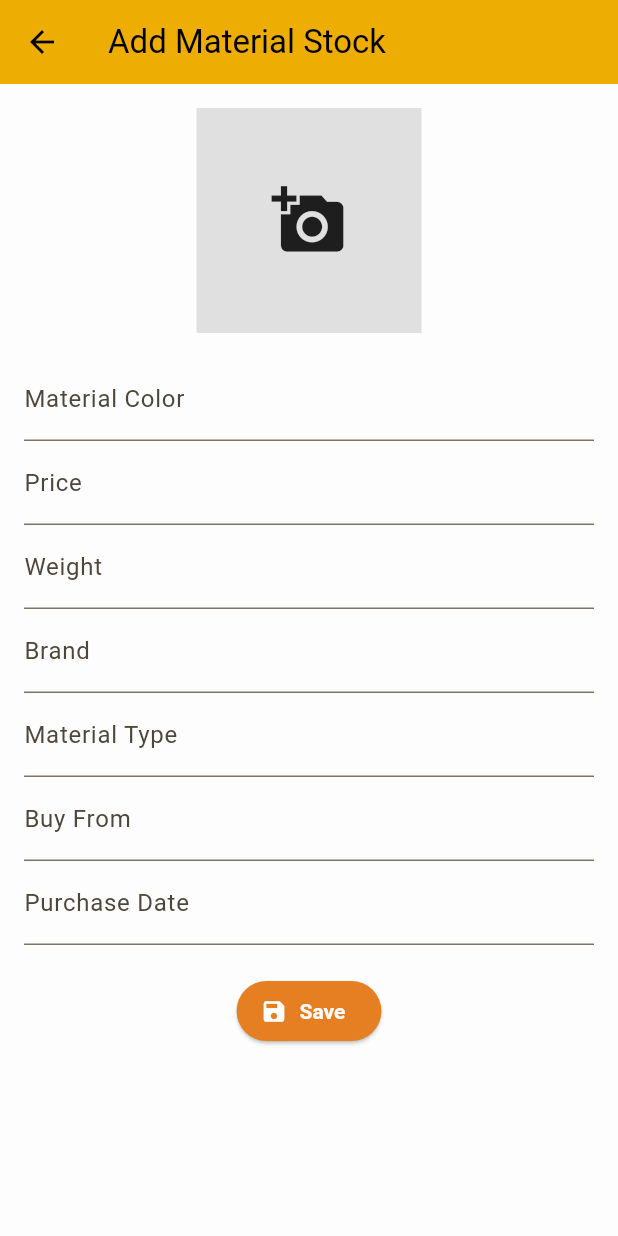
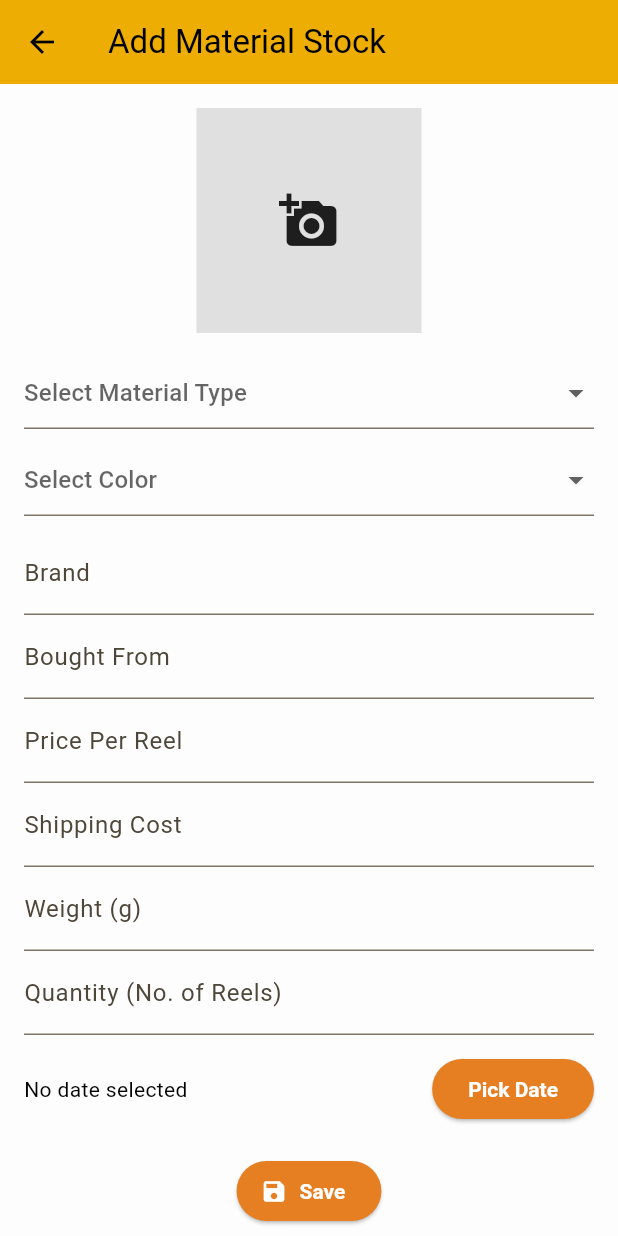
Before and after one commit to dhanushka47/weight_gauge_app, a Flutter app: the screen it shows after launch, after a tap on "Add Material Stock", on a phone screen of 412 x 824 dp. Run offline on Flutter 3.47's test engine with Material 3 defaults, Android fonts, the phone set to English and light mode, and no system bars; our stand-ins replace image_picker, permission_handler, sqflite; accounts and stored records are empty.

Commit message:
material stock updated

```diff
--- a/lib/dashboard.dart
+++ b/lib/dashboard.dart
@@ -4,6 +4,9 @@ import 'package:permission_handler/permission_handler.dart';
 import 'pages/add_printer_page.dart';
 import 'pages/expenses_page.dart';
 import 'pages/add_material_page.dart'; // ✅ import the material page
+import 'pages/view_material_page.dart';
+
+
 
 class DashboardPage extends StatefulWidget {
   const DashboardPage({super.key});
@@ -56,7 +59,9 @@ class _DashboardPageState extends State<DashboardPage> {
                 _dashboardButton(context, 'Make Quotation', Icons.description),
                 _dashboardButton(context, 'Make Invoice', Icons.receipt),
                 _dashboardButton(context, 'Per Gram Calculator', Icons.scale),
-                _dashboardButton(context, 'Add Material Stock', Icons.inventory), // ✅ New
+                _dashboardButton(context, 'Add Material Stock', Icons.inventory),
+                _dashboardButton(context, 'View Material Stock', Icons.storage),
+
               ],
             ),
             const SizedBox(height: 30),
@@ -105,6 +110,13 @@ class _DashboardPageState extends State<DashboardPage> {
             MaterialPageRoute(builder: (_) => const AddMaterialPage()),
           );
         }
+        else if (label == 'View Material Stock') {
+          Navigator.push(
+            context,
+            MaterialPageRoute(builder: (_) => const ViewMaterialPage()),
+          );
+        }
+
       },
       icon: Icon(icon),
       label: Text(label),
--- a/lib/main.dart
+++ b/lib/main.dart
@@ -1,8 +1,24 @@
 import 'package:flutter/material.dart';
+
 import 'theme.dart'; // <-- add this line
 import 'dashboard.dart';
 
-void main() {
+
+
+import 'package:sqflite/sqflite.dart';
+import 'package:path/path.dart';
+
+Future<void> deleteLocalMaterialDB() async {
+  final dbPath = await getDatabasesPath();
+  final path = join(dbPath, 'materials.db');
+  await deleteDatabase(path);
+}
+
+
+
+Future<void> main() async {
+  WidgetsFlutterBinding.ensureInitialized();
+  await deleteLocalMaterialDB();
   runApp(const MyApp());
 }
 
@@ -62,4 +78,5 @@ class _MyHomePageState extends State<MyHomePage> {
       ),
     );
   }
+
 }
--- a/lib/models/material.dart
+++ b/lib/models/material.dart
@@ -1,50 +1,59 @@
 class MaterialItem {
   final int? id;
+  final String materialId;
+  final String type;
+  final String color;
+  final String brand;
+  final String source;
+  final double price;
+  final double shippingCost;
+  final double weight;
+  final String purchaseDate;
   final String imagePath;
-  final String color;
-  final double price;
-  final double weight;
-  final String brand;
-  final String type;
-  final String source;
-  final String purchaseDate;
+  final bool isOutOfStock;
 
   MaterialItem({
-    this.id,
+    this.id, // ✅ make optional
+    required this.materialId,
+    required this.type,
+    required this.color,
+    required this.brand,
+    required this.source,
+    required this.price,
+    required this.shippingCost, // ✅ add this
+    required this.weight,
+    required this.purchaseDate,
     required this.imagePath,
-    required this.color,
-    required this.price,
-    required this.weight,
-    required this.brand,
-    required this.type,
-    required this.source,
-    required this.purchaseDate,
+    this.isOutOfStock = false,
   });
 
-  Map<String, dynamic> toMap() {
-    return {
-      'imagePath': imagePath,
-      'color': color,
-      'price': price,
-      'weight': weight,
-      'brand': brand,
-      'type': type,
-      'source': source,
-      'purchaseDate': purchaseDate,
-    };
-  }
+  Map<String, dynamic> toMap() => {
+    'id': id,
+    'materialId': materialId,
+    'type': type,
+    'color': color,
+    'brand': brand,
+    'source': source,
+    'price': price,
+    'shippingCost': shippingCost, // ✅ add to map
+    'weight': weight,
+    'purchaseDate': purchaseDate,
+    'imagePath': imagePath,
+    'isOutOfStock': isOutOfStock ? 1 : 0,
+  };
 
-  factory MaterialItem.fromMap(Map<String, dynamic> map) {
-    return MaterialItem(
-      id: map['id'],
-      imagePath: map['imagePath'],
-      color: map['color'],
-      price: map['price'],
-      weight: map['weight'],
-      brand: map['brand'],
-      type: map['type'],
-      source: map['source'],
-      purchaseDate: map['purchaseDate'],
-    );
-  }
+  factory MaterialItem.fromMap(Map<String, dynamic> map) => MaterialItem(
+    id: map['id'],
+    materialId: map['materialId'],
+    type: map['type'],
+    color: map['color'],
+    brand: map['brand'],
+    source: map['source'],
+    price: map['price'],
+    shippingCost: map['shippingCost'] ?? 0.0, // ✅ support old entries
+    weight: map['weight'],
+    purchaseDate: map['purchaseDate'],
+    imagePath: map['imagePath'],
+    isOutOfStock: map['isOutOfStock'] == 1,
+  );
 }
--- a/lib/pages/add_material_page.dart
+++ b/lib/pages/add_material_page.dart
@@ -14,62 +14,80 @@ class AddMaterialPage extends StatefulWidget {
 
 class _AddMaterialPageState extends State<AddMaterialPage> {
   final _formKey = GlobalKey<FormState>();
-  final _colorController = TextEditingController();
+  final _brandController = TextEditingController();
+  final _sourceController = TextEditingController();
   final _priceController = TextEditingController();
+  final _shippingController = TextEditingController();
   final _weightController = TextEditingController();
-  final _brandController = TextEditingController();
-  final _typeController = TextEditingController();
-  final _sourceController = TextEditingController();
-  final _dateController = TextEditingController();
+  final _quantityController = TextEditingController();
 
+  DateTime? _purchaseDate;
   File? _imageFile;
 
+  String? _selectedType;
+  String? _selectedColor;
+
+  final List<String> _materialTypes = [
+    'PLA', 'ABS', 'PETG', 'TPU', 'TPE', 'Nylon', 'PC', 'HIPS',
+    'PVA', 'ASA', 'Carbon Fiber', 'Wood-filled', 'Metal-filled',
+    'Resin', 'Tough Resin', 'Flexible Resin'
+  ];
+
+  final List<String> _colors = [
+    'Black', 'White', 'Grey', 'Red', 'Blue', 'Green', 'Yellow', 'Orange',
+    'Pink', 'Purple', 'Brown', 'Beige', 'Silver', 'Gold', 'Bronze',
+    'Clear / Transparent', 'Translucent Tinted', 'Glow-in-the-dark',
+    'Marble', 'Wood tones', 'Silk', 'Fluorescent'
+  ];
+
   Future<void> _pickImage() async {
-    final pickedFile = await ImagePicker().pickImage(source: ImageSource.gallery);
-    if (pickedFile != null) {
-      setState(() => _imageFile = File(pickedFile.path));
-    }
-  }
-
-  Future<void> _pickDate() async {
-    final now = DateTime.now();
-    final picked = await showDatePicker(
-      context: context,
-      initialDate: now,
-      firstDate: DateTime(2000),
-      lastDate: DateTime(2100),
-    );
+    final picked = await ImagePicker().pickImage(source: ImageSource.gallery);
     if (picked != null) {
-      _dateController.text = DateFormat('yyyy-MM-dd').format(picked);
+      setState(() => _imageFile = File(picked.path));
     }
   }
 
   Future<void> _saveMaterial() async {
-    if (_formKey.currentState?.validate() != true || _imageFile == null) {
+    if (!_formKey.currentState!.validate() ||
+        _selectedType == null ||
+        _selectedColor == null ||
+        _purchaseDate == null ||
+        _imageFile == null) {
       ScaffoldMessenger.of(context).showSnackBar(
-        const SnackBar(content: Text('Please fill all fields and select an image.')),
+        const SnackBar(content: Text('Please fill in all fields')),
       );
       return;
     }
 
-    final item = MaterialItem(
-      imagePath: _imageFile!.path,
-      color: _colorController.text.trim(),
-      price: double.parse(_priceController.text.trim()),
-      weight: double.parse(_weightController.text.trim()),
-      brand: _brandController.text.trim(),
-      type: _typeController.text.trim(),
-      source: _sourceController.text.trim(),
-      purchaseDate: _dateController.text.trim(),
-    );
+    final quantity = int.tryParse(_quantityController.text.trim()) ?? 1;
+    final List<String> generatedIds = [];
 
-    final newId = await MaterialDatabase.instance.insertMaterial(item);
+    for (int i = 0; i < quantity; i++) {
+      final id = await MaterialDatabase.instance.generateMaterialId(_selectedType!);
+
+      final item = MaterialItem(
+        materialId: id,
+        type: _selectedType!,
+        color: _selectedColor!,
+        brand: _brandController.text.trim(),
+        source: _sourceController.text.trim(),
+        price: double.parse(_priceController.text.trim()),
+        shippingCost: double.parse(_shippingController.text.trim()), // ✅ this line
+        weight: double.parse(_weightController.text.trim()),
+        purchaseDate: DateFormat('yyyy-MM-dd').format(_purchaseDate!),
+        imagePath: _imageFile!.path,
+      );
+
+
+      await MaterialDatabase.instance.insertMaterial(item);
+      generatedIds.add(id);
+    }
 
     showDialog(
       context: context,
       builder: (_) => AlertDialog(
-        title: const Text('Material Saved'),
-        content: Text('Material ID: $newId'),
+        title: const Text('Material(s) Saved'),
+        content: Text('Saved ${generatedIds.length} reels:\n\n${generatedIds.join('\n')}'),
         actions: [
           TextButton(
             onPressed: () => Navigator.pop(context),
@@ -79,15 +97,31 @@ class _AddMaterialPageState extends State<AddMaterialPage> {
       ),
     );
 
-    _formKey.currentState?.reset();
-    _colorController.clear();
+    _formKey.currentState!.reset();
+    _brandController.clear();
+    _sourceController.clear();
     _priceController.clear();
+    _shippingController.clear();
     _weightController.clear();
-    _brandController.clear();
-    _typeController.clear();
-    _sourceController.clear();
-    _dateController.clear();
-    setState(() => _imageFile = null);
+    _quantityController.clear();
+
+    setState(() {
+      _selectedColor = null;
+      _selectedType = null;
+      _purchaseDate = null;
+      _imageFile = null;
+    });
+  }
+
+  @override
+  void dispose() {
+    _brandController.dispose();
+    _sourceController.dispose();
+    _priceController.dispose();
+    _shippingController.dispose();
+    _weightController.dispose();
+    _quantityController.dispose();
+    super.dispose();
   }
 
   @override
@@ -104,52 +138,101 @@ class _AddMaterialPageState extends State<AddMaterialPage> {
                 onTap: _pickImage,
                 child: _imageFile == null
                     ? Container(
+                  width: 150,
                   height: 150,
-                  width: 150,
                   color: Colors.grey[300],
-                  child: const Icon(Icons.add_a_photo, size: 50),
+                  child: const Icon(Icons.add_a_photo, size: 40),
                 )
                     : Image.file(_imageFile!, height: 150),
               ),
               const SizedBox(height: 16),
-              TextFormField(
-                controller: _colorController,
-                decoration: const InputDecoration(labelText: 'Material Color'),
-                validator: (val) => val!.isEmpty ? 'Required' : null,
+              DropdownButtonFormField<String>(
+                value: _selectedType,
+                hint: const Text('Select Material Type'),
+                items: _materialTypes
+                    .map((type) => DropdownMenuItem(value: type, child: Text(type)))
+                    .toList(),
+                onChanged: (val) => setState(() => _selectedType = val),
+                validator: (val) => val == null ? 'Required' : null,
               ),
-              TextFormField(
-                controller: _priceController,
-                decoration: const InputDecoration(labelText: 'Price'),
-                keyboardType: TextInputType.number,
-                validator: (val) => val!.isEmpty ? 'Required' : null,
+              const SizedBox(height: 10),
+              DropdownButtonFormField<String>(
+                value: _selectedColor,
+                hint: const Text('Select Color'),
+                items: _colors
+                    .map((color) => DropdownMenuItem(value: color, child: Text(color)))
+                    .toList(),
+                onChanged: (val) => setState(() => _selectedColor = val),
+                validator: (val) => val == null ? 'Required' : null,
               ),
-              TextFormField(
-                controller: _weightController,
-                decoration: const InputDecoration(labelText: 'Weight'),
-                keyboardType: TextInputType.number,
-                validator: (val) => val!.isEmpty ? 'Required' : null,
-              ),
+              const SizedBox(height: 10),
               TextFormField(
                 controller: _brandController,
                 decoration: const InputDecoration(labelText: 'Brand'),
                 validator: (val) => val!.isEmpty ? 'Required' : null,
               ),
               TextFormField(
-                controller: _typeController,
-                decoration: const InputDecoration(labelText: 'Material Type'),
+                controller: _sourceController,
+                decoration: const InputDecoration(labelText: 'Bought From'),
                 validator: (val) => val!.isEmpty ? 'Required' : null,
               ),
               TextFormField(
-                controller: _sourceController,
-                decoration: const InputDecoration(labelText: 'Buy From'),
-                validator: (val) => val!.isEmpty ? 'Required' : null,
+                controller: _priceController,
+                keyboardType: TextInputType.number,
+                decoration: const InputDecoration(labelText: 'Price Per Reel'),
+                validator: (val) => val!.isEmpty || double.tryParse(val) == null
+                    ? 'Enter valid price'
+                    : null,
               ),
               TextFormField(
-                controller: _dateController,
-                readOnly: true,
-                onTap: _pickDate,
-                decoration: const InputDecoration(labelText: 'Purchase Date'),
-                validator: (val) => val!.isEmpty ? 'Required' : null,
+                controller: _shippingController,
+                keyboardType: TextInputType.number,
+                decoration: const InputDecoration(labelText: 'Shipping Cost'),
+                validator: (val) => val!.isEmpty || double.tryParse(val) == null
+                    ? 'Enter valid shipping cost'
+                    : null,
+              ),
+              TextFormField(
+                controller: _weightController,
+                keyboardType: TextInputType.number,
+                decoration: const InputDecoration(labelText: 'Weight (g)'),
+                validator: (val) => val!.isEmpty || double.tryParse(val) == null
+                    ? 'Enter valid weight'
+                    : null,
+              ),
+              TextFormField(
+                controller: _quantityController,
+                keyboardType: TextInputType.number,
+                decoration: const InputDecoration(labelText: 'Quantity (No. of Reels)'),
+                validator: (val) => val!.isEmpty || int.tryParse(val) == null
+                    ? 'Enter valid quantity'
+                    : null,
+              ),
+              const SizedBox(height: 12),
+              Row(
+                children: [
+                  Expanded(
+                    child: Text(
+                      _purchaseDate == null
+                          ? 'No date selected'
+                          : DateFormat('yyyy-MM-dd').format(_purchaseDate!),
+                    ),
+                  ),
+                  ElevatedButton(
+                    onPressed: () async {
+                      final picked = await showDatePicker(
+                        context: context,
+                        initialDate: DateTime.now(),
+                        firstDate: DateTime(2020),
+                        lastDate: DateTime.now(),
+                      );
+                      if (picked != null) {
+                        setState(() => _purchaseDate = picked);
+                      }
+                    },
+                    child: const Text('Pick Date'),
+                  ),
+                ],
               ),
               const SizedBox(height: 20),
               ElevatedButton.icon(
--- a/pubspec.yaml
+++ b/pubspec.yaml
@@ -36,6 +36,7 @@ dependencies:
   image_picker: ^1.1.2
   permission_handler: ^12.0.0+1
   intl: ^0.20.2
+  ulid: ^2.0.1
 
 
 
```
Also changed, not shown: lib/db/material_database.dart (+53 -25 lines), lib/pages/view_material_page.dart (added, +68 -0 lines), pubspec.lock.
